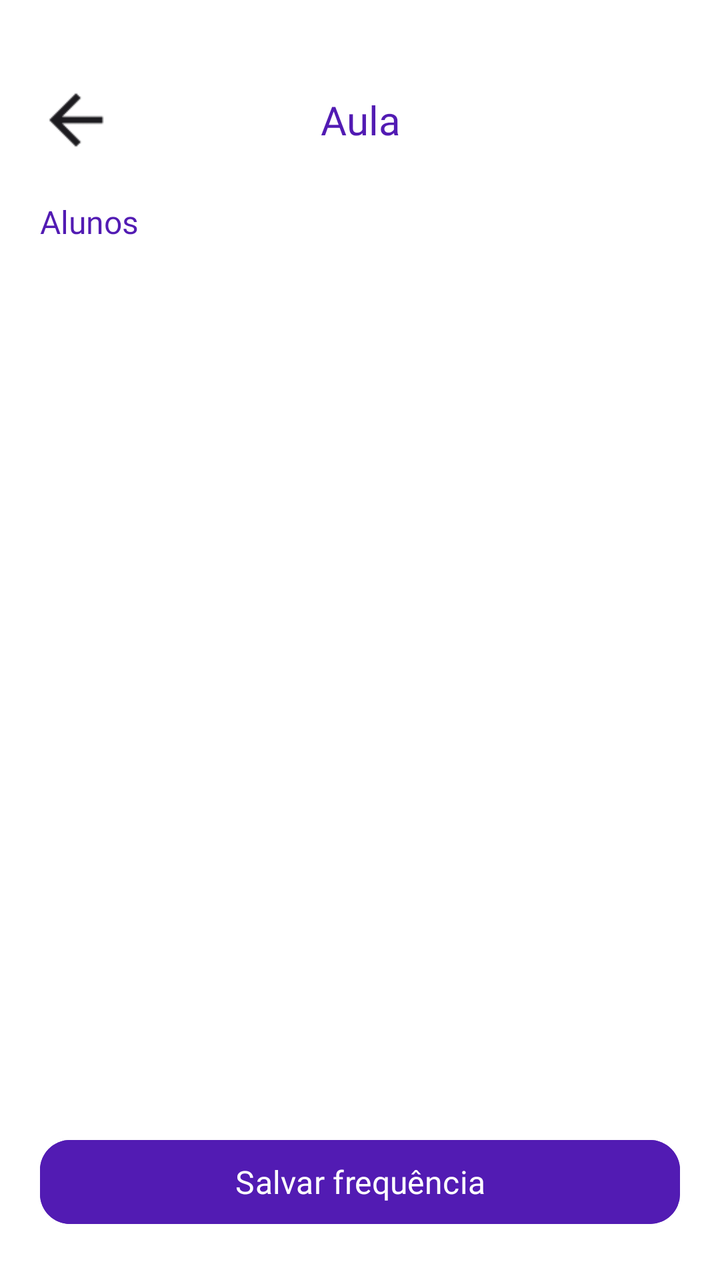
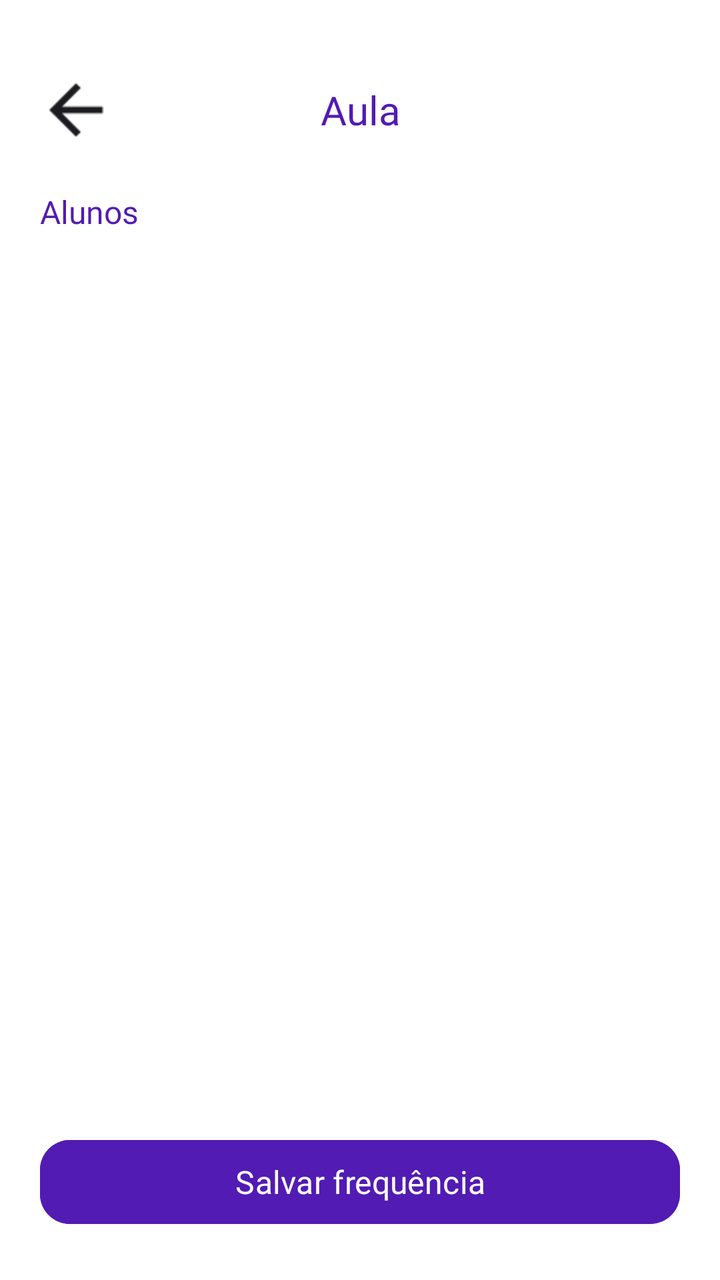

Screens rendered from an Android XML layout before and after an edit, with the pre-edit source and the edit as a unified diff.
<!-- AndroidManifest.xml: application theme Theme.MeuFuturoAgora -->
<!-- res/layout/activity_frequencia_aula.xml -->
<?xml version="1.0" encoding="utf-8"?>
<androidx.constraintlayout.widget.ConstraintLayout xmlns:android="http://schemas.android.com/apk/res/android"
    xmlns:app="http://schemas.android.com/apk/res-auto"
    xmlns:tools="http://schemas.android.com/tools"
    android:id="@+id/main"
    android:layout_width="match_parent"
    android:layout_height="match_parent"
    android:background="@android:color/white"
    tools:context=".FrequenciaAulaActivity">

    <ImageView
        android:id="@+id/btnVoltar"
        android:layout_width="40dp"
        android:layout_height="40dp"
        android:layout_marginStart="18dp"
        android:layout_marginTop="40dp"
        android:contentDescription="Voltar"
        android:scaleType="centerInside"
        android:src="@drawable/seta_voltar"
        app:layout_constraintStart_toStartOf="parent"
        app:layout_constraintTop_toTopOf="parent" />

    <TextView
        android:id="@+id/tvTituloAula"
        android:layout_width="0dp"
        android:layout_height="50dp"
        android:fontFamily="@font/poppins_bold"
        android:gravity="center"
        android:text="Aula"
        android:textColor="@color/roxo_primario"
        android:textSize="20sp"
        app:layout_constraintBottom_toBottomOf="@id/btnVoltar"
        app:layout_constraintEnd_toEndOf="parent"
        app:layout_constraintStart_toStartOf="parent"
        app:layout_constraintTop_toTopOf="@id/btnVoltar" />

    <TextView
        android:id="@+id/tvSecaoAlunos"
        android:layout_width="wrap_content"
        android:layout_height="wrap_content"
        android:layout_marginStart="20dp"
        android:layout_marginTop="20dp"
        android:fontFamily="@font/poppins_bold"
        android:text="Alunos"
        android:textColor="@color/roxo_primario"
        android:textSize="16sp"
        app:layout_constraintStart_toStartOf="parent"
        app:layout_constraintTop_toBottomOf="@id/btnVoltar" />

    <androidx.recyclerview.widget.RecyclerView
        android:id="@+id/recyclerAlunosFrequencia"
        android:layout_width="0dp"
        android:layout_height="0dp"
        android:layout_marginTop="8dp"
        android:clipToPadding="false"
        android:paddingStart="20dp"
        android:paddingEnd="20dp"
        app:layout_constraintBottom_toTopOf="@id/btnSalvarFrequencia"
        app:layout_constraintEnd_toEndOf="parent"
        app:layout_constraintStart_toStartOf="parent"
        app:layout_constraintTop_toBottomOf="@id/tvSecaoAlunos" />

    <TextView
        android:id="@+id/tvSemAlunos"
        android:layout_width="wrap_content"
        android:layout_height="wrap_content"
        android:fontFamily="@font/poppins_regular"
        android:text="Nenhum aluno matriculado nesta disciplina."
        android:textColor="@color/texto_cinza"
        android:textSize="14sp"
        android:visibility="gone"
        app:layout_constraintBottom_toTopOf="@id/btnSalvarFrequencia"
        app:layout_constraintEnd_toEndOf="parent"
        app:layout_constraintStart_toStartOf="parent"
        app:layout_constraintTop_toBottomOf="@id/tvSecaoAlunos" />

    <com.google.android.material.button.MaterialButton
        android:id="@+id/btnSalvarFrequencia"
        android:layout_width="0dp"
        android:layout_height="50dp"
        android:layout_marginStart="20dp"
        android:layout_marginEnd="20dp"
        android:layout_marginBottom="24dp"
        android:backgroundTint="@color/roxo_primario"
        android:fontFamily="@font/poppins_bold"
        android:text="Salvar frequência"
        android:textAllCaps="false"
        android:textColor="@android:color/white"
        android:textSize="16sp"
        app:cornerRadius="15dp"
        app:layout_constraintBottom_toBottomOf="parent"
        app:layout_constraintEnd_toEndOf="parent"
        app:layout_constraintStart_toStartOf="parent" />

</androidx.constraintlayout.widget.ConstraintLayout>
<!-- resources referenced by this layout -->
<resources>
  <color name="roxo_primario">#521BB3</color>
  <color name="texto_cinza">#777777</color>
  <!-- drawable seta_voltar: png bitmap (drawable, 265 bytes) -->
  <style name="Theme.MeuFuturoAgora" parent="Base.Theme.MeuFuturoAgora" />
  <style name="Base.Theme.MeuFuturoAgora" parent="Theme.Material3.DayNight.NoActionBar">
          <item name="android:navigationBarColor">@android:color/transparent</item>
      </style>
</resources>

<!-- the commit's change to res/layout/activity_frequencia_aula.xml (unified diff, before → after) -->
@@ -13,7 +13,7 @@
         android:layout_width="40dp"
         android:layout_height="40dp"
         android:layout_marginStart="18dp"
-        android:layout_marginTop="40dp"
+        android:layout_marginTop="35dp"
         android:contentDescription="Voltar"
         android:scaleType="centerInside"
         android:src="@drawable/seta_voltar"
